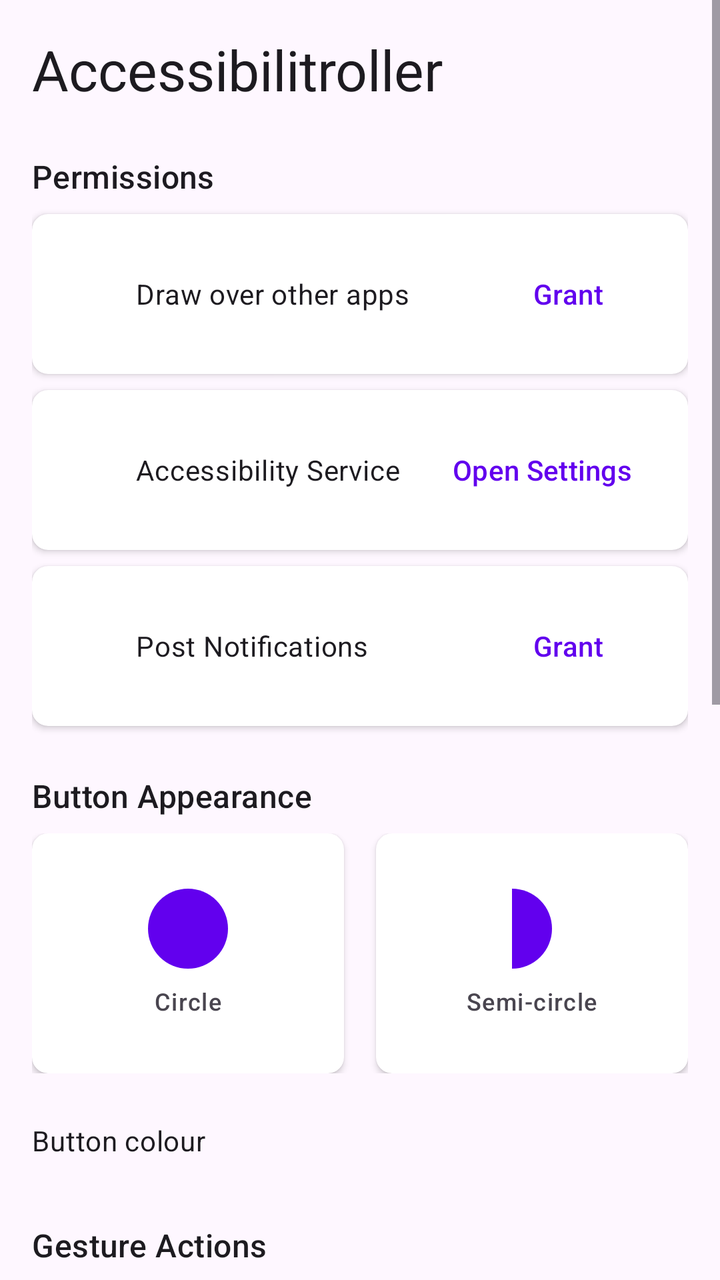
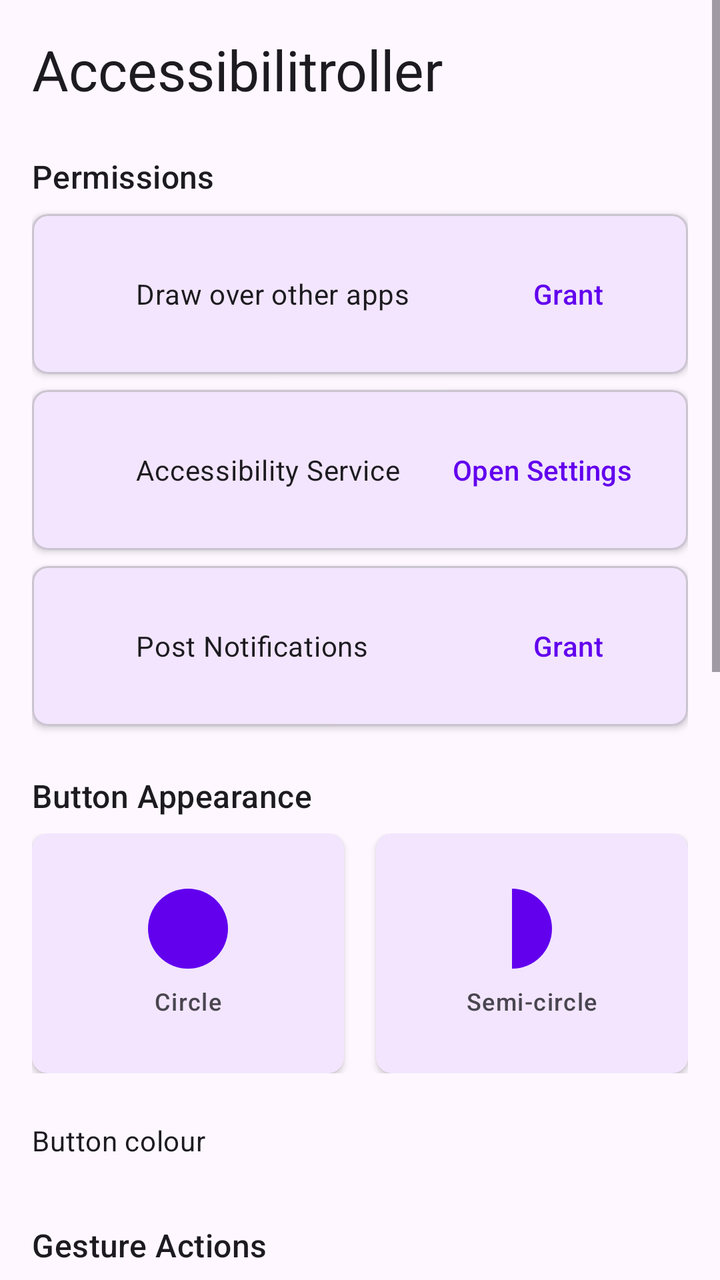

An Android layout rendered at two revisions. The XML below is the earlier revision; the diff shows what the commit changed to produce the second picture.
<!-- AndroidManifest.xml: application theme Theme.Accessibilitroller -->
<!-- res/layout/activity_main.xml -->
<?xml version="1.0" encoding="utf-8"?>
<ScrollView xmlns:android="http://schemas.android.com/apk/res/android"
    xmlns:app="http://schemas.android.com/apk/res-auto"
    android:layout_width="match_parent"
    android:layout_height="match_parent"
    android:fillViewport="true">

    <LinearLayout
        android:layout_width="match_parent"
        android:layout_height="wrap_content"
        android:orientation="vertical"
        android:padding="16dp">

        <TextView
            android:layout_width="wrap_content"
            android:layout_height="wrap_content"
            android:text="@string/app_name"
            android:textAppearance="@style/TextAppearance.Material3.HeadlineMedium"
            android:layout_marginBottom="24dp" />

        
        <TextView
            android:layout_width="wrap_content"
            android:layout_height="wrap_content"
            android:text="@string/section_permissions"
            android:textAppearance="@style/TextAppearance.Material3.TitleMedium"
            android:layout_marginBottom="8dp" />

        <androidx.cardview.widget.CardView
            android:layout_width="match_parent"
            android:layout_height="wrap_content"
            android:layout_marginBottom="8dp"
            app:cardElevation="2dp"
            app:cardCornerRadius="8dp">
            <LinearLayout
                android:layout_width="match_parent"
                android:layout_height="wrap_content"
                android:orientation="horizontal"
                android:padding="16dp"
                android:gravity="center_vertical">
                <ImageView
                    android:id="@+id/iv_overlay_status"
                    android:layout_width="24dp"
                    android:layout_height="24dp"
                    android:contentDescription="@null" />
                <TextView
                    android:layout_width="0dp"
                    android:layout_height="wrap_content"
                    android:layout_weight="1"
                    android:layout_marginStart="12dp"
                    android:text="@string/permission_overlay_title"
                    android:textAppearance="@style/TextAppearance.Material3.BodyMedium" />
                <com.google.android.material.button.MaterialButton
                    android:id="@+id/btn_overlay_grant"
                    style="@style/Widget.Material3.Button.TextButton"
                    android:layout_width="wrap_content"
                    android:layout_height="wrap_content"
                    android:text="@string/grant" />
            </LinearLayout>
        </androidx.cardview.widget.CardView>

        <androidx.cardview.widget.CardView
            android:layout_width="match_parent"
            android:layout_height="wrap_content"
            android:layout_marginBottom="8dp"
            app:cardElevation="2dp"
            app:cardCornerRadius="8dp">
            <LinearLayout
                android:layout_width="match_parent"
                android:layout_height="wrap_content"
                android:orientation="horizontal"
                android:padding="16dp"
                android:gravity="center_vertical">
                <ImageView
                    android:id="@+id/iv_accessibility_status"
                    android:layout_width="24dp"
                    android:layout_height="24dp"
                    android:contentDescription="@null" />
                <TextView
                    android:layout_width="0dp"
                    android:layout_height="wrap_content"
                    android:layout_weight="1"
                    android:layout_marginStart="12dp"
                    android:text="@string/permission_accessibility_title"
                    android:textAppearance="@style/TextAppearance.Material3.BodyMedium" />
                <com.google.android.material.button.MaterialButton
                    android:id="@+id/btn_accessibility_grant"
                    style="@style/Widget.Material3.Button.TextButton"
                    android:layout_width="wrap_content"
                    android:layout_height="wrap_content"
                    android:text="@string/open_settings" />
            </LinearLayout>
        </androidx.cardview.widget.CardView>

        <androidx.cardview.widget.CardView
            android:layout_width="match_parent"
            android:layout_height="wrap_content"
            android:layout_marginBottom="24dp"
            app:cardElevation="2dp"
            app:cardCornerRadius="8dp">
            <LinearLayout
                android:layout_width="match_parent"
                android:layout_height="wrap_content"
                android:orientation="horizontal"
                android:padding="16dp"
                android:gravity="center_vertical">
                <ImageView
                    android:id="@+id/iv_notification_status"
                    android:layout_width="24dp"
                    android:layout_height="24dp"
                    android:contentDescription="@null" />
                <TextView
                    android:layout_width="0dp"
                    android:layout_height="wrap_content"
                    android:layout_weight="1"
                    android:layout_marginStart="12dp"
                    android:text="@string/permission_notifications_title"
                    android:textAppearance="@style/TextAppearance.Material3.BodyMedium" />
                <com.google.android.material.button.MaterialButton
                    android:id="@+id/btn_notification_grant"
                    style="@style/Widget.Material3.Button.TextButton"
                    android:layout_width="wrap_content"
                    android:layout_height="wrap_content"
                    android:text="@string/grant" />
            </LinearLayout>
        </androidx.cardview.widget.CardView>

        
        <TextView
            android:layout_width="wrap_content"
            android:layout_height="wrap_content"
            android:text="@string/section_button_appearance"
            android:textAppearance="@style/TextAppearance.Material3.TitleMedium"
            android:layout_marginBottom="8dp" />

        <LinearLayout
            android:layout_width="match_parent"
            android:layout_height="wrap_content"
            android:orientation="horizontal"
            android:layout_marginBottom="24dp">

            <androidx.cardview.widget.CardView
                android:id="@+id/card_circle"
                android:layout_width="0dp"
                android:layout_height="120dp"
                android:layout_weight="1"
                android:layout_marginEnd="8dp"
                android:clickable="true"
                android:focusable="true"
                app:cardElevation="2dp"
                app:cardCornerRadius="8dp">
                <LinearLayout
                    android:layout_width="match_parent"
                    android:layout_height="match_parent"
                    android:orientation="vertical"
                    android:gravity="center"
                    android:padding="12dp">
                    <View
                        android:layout_width="40dp"
                        android:layout_height="40dp"
                        android:background="@drawable/preview_circle"
                        android:layout_marginBottom="8dp" />
                    <TextView
                        android:layout_width="wrap_content"
                        android:layout_height="wrap_content"
                        android:text="@string/style_circle"
                        android:textAppearance="@style/TextAppearance.Material3.LabelMedium" />
                </LinearLayout>
            </androidx.cardview.widget.CardView>

            <androidx.cardview.widget.CardView
                android:id="@+id/card_semicircle"
                android:layout_width="0dp"
                android:layout_height="120dp"
                android:layout_weight="1"
                android:layout_marginStart="8dp"
                android:clickable="true"
                android:focusable="true"
                app:cardElevation="2dp"
                app:cardCornerRadius="8dp">
                <LinearLayout
                    android:layout_width="match_parent"
                    android:layout_height="match_parent"
                    android:orientation="vertical"
                    android:gravity="center"
                    android:padding="12dp">
                    <View
                        android:layout_width="20dp"
                        android:layout_height="40dp"
                        android:background="@drawable/preview_semicircle"
                        android:layout_marginBottom="8dp" />
                    <TextView
                        android:layout_width="wrap_content"
                        android:layout_height="wrap_content"
                        android:text="@string/style_semicircle"
                        android:textAppearance="@style/TextAppearance.Material3.LabelMedium" />
                </LinearLayout>
            </androidx.cardview.widget.CardView>
        </LinearLayout>

        <TextView
            android:layout_width="wrap_content"
            android:layout_height="wrap_content"
            android:text="@string/button_color_label"
            android:textAppearance="@style/TextAppearance.Material3.BodyMedium"
            android:layout_marginBottom="8dp" />

        <LinearLayout
            android:id="@+id/color_swatch_row"
            android:layout_width="match_parent"
            android:layout_height="wrap_content"
            android:orientation="horizontal"
            android:layout_marginBottom="24dp" />

        
        <TextView
            android:layout_width="wrap_content"
            android:layout_height="wrap_content"
            android:text="@string/section_gesture_actions"
            android:textAppearance="@style/TextAppearance.Material3.TitleMedium"
            android:layout_marginBottom="8dp" />

        <LinearLayout
            android:layout_width="match_parent"
            android:layout_height="wrap_content"
            android:orientation="vertical"
            android:layout_marginBottom="24dp">

            <LinearLayout
                android:layout_width="match_parent"
                android:layout_height="48dp"
                android:orientation="horizontal"
                android:gravity="center_vertical">
                <TextView
                    android:layout_width="0dp"
                    android:layout_height="wrap_content"
                    android:layout_weight="1"
                    android:text="@string/gesture_single_press"
                    android:textAppearance="@style/TextAppearance.Material3.BodyMedium" />
                <Spinner
                    android:id="@+id/spinner_single"
                    android:layout_width="wrap_content"
                    android:layout_height="wrap_content" />
            </LinearLayout>

            <LinearLayout
                android:layout_width="match_parent"
                android:layout_height="48dp"
                android:orientation="horizontal"
                android:gravity="center_vertical">
                <TextView
                    android:layout_width="0dp"
                    android:layout_height="wrap_content"
                    android:layout_weight="1"
                    android:text="@string/gesture_double_press"
                    android:textAppearance="@style/TextAppearance.Material3.BodyMedium" />
                <Spinner
                    android:id="@+id/spinner_double"
                    android:layout_width="wrap_content"
                    android:layout_height="wrap_content" />
            </LinearLayout>

            <LinearLayout
                android:layout_width="match_parent"
                android:layout_height="48dp"
                android:orientation="horizontal"
                android:gravity="center_vertical">
                <TextView
                    android:layout_width="0dp"
                    android:layout_height="wrap_content"
                    android:layout_weight="1"
                    android:text="@string/gesture_press_hold"
                    android:textAppearance="@style/TextAppearance.Material3.BodyMedium" />
                <Spinner
                    android:id="@+id/spinner_hold"
                    android:layout_width="wrap_content"
                    android:layout_height="wrap_content" />
            </LinearLayout>

            <LinearLayout
                android:layout_width="match_parent"
                android:layout_height="48dp"
                android:orientation="horizontal"
                android:gravity="center_vertical">
                <TextView
                    android:layout_width="0dp"
                    android:layout_height="wrap_content"
                    android:layout_weight="1"
                    android:text="@string/gesture_double_hold"
                    android:textAppearance="@style/TextAppearance.Material3.BodyMedium" />
                <Spinner
                    android:id="@+id/spinner_double_hold"
                    android:layout_width="wrap_content"
                    android:layout_height="wrap_content" />
            </LinearLayout>
        </LinearLayout>

        
        <TextView
            android:layout_width="wrap_content"
            android:layout_height="wrap_content"
            android:text="@string/section_tts"
            android:textAppearance="@style/TextAppearance.Material3.TitleMedium"
            android:layout_marginBottom="8dp" />

        <LinearLayout
            android:layout_width="match_parent"
            android:layout_height="48dp"
            android:orientation="horizontal"
            android:gravity="center_vertical"
            android:layout_marginBottom="24dp">
            <TextView
                android:layout_width="0dp"
                android:layout_height="wrap_content"
                android:layout_weight="1"
                android:text="@string/tts_voice_label"
                android:textAppearance="@style/TextAppearance.Material3.BodyMedium" />
            <Spinner
                android:id="@+id/spinner_tts_voice"
                android:layout_width="wrap_content"
                android:layout_height="wrap_content" />
        </LinearLayout>

        <com.google.android.material.switchmaterial.SwitchMaterial
            android:id="@+id/switch_speak_auto_disable"
            android:layout_width="match_parent"
            android:layout_height="wrap_content"
            android:text="@string/speak_auto_disable_label"
            android:layout_marginTop="4dp"
            android:layout_marginBottom="8dp" />

        <com.google.android.material.switchmaterial.SwitchMaterial
            android:id="@+id/switch_highlight_enabled"
            android:layout_width="match_parent"
            android:layout_height="wrap_content"
            android:text="@string/highlight_enabled_label"
            android:layout_marginBottom="16dp" />

        
        <com.google.android.material.switchmaterial.SwitchMaterial
            android:id="@+id/switch_service"
            android:layout_width="match_parent"
            android:layout_height="wrap_content"
            android:text="@string/toggle_label"
            android:textAppearance="@style/TextAppearance.Material3.TitleMedium"
            android:layout_marginBottom="16dp" />

    </LinearLayout>
</ScrollView>
<!-- resources referenced by this layout -->
<resources>
  <!-- drawable preview_circle (drawable) -->
  <?xml version="1.0" encoding="utf-8"?>
  <shape xmlns:android="http://schemas.android.com/apk/res/android"
      android:shape="oval">
      <solid android:color="@color/colorPrimary" />
  </shape>
  <!-- drawable preview_semicircle (drawable) -->
  <?xml version="1.0" encoding="utf-8"?>
  <shape xmlns:android="http://schemas.android.com/apk/res/android"
      android:shape="rectangle">
      <solid android:color="@color/colorPrimary" />
      <corners
          android:topRightRadius="20dp"
          android:bottomRightRadius="20dp" />
  </shape>
  <string name="app_name">Accessibilitroller</string>
  <string name="button_color_label">Button colour</string>
  <string name="gesture_double_hold">Double press and hold</string>
  <string name="gesture_double_press">Double press</string>
  <string name="gesture_press_hold">Press and hold</string>
  <string name="gesture_single_press">Single press</string>
  <string name="grant">Grant</string>
  <string name="highlight_enabled_label">Highlight focused element</string>
  <string name="open_settings">Open Settings</string>
  <string name="permission_accessibility_title">Accessibility Service</string>
  <string name="permission_notifications_title">Post Notifications</string>
  <string name="permission_overlay_title">Draw over other apps</string>
  <string name="section_button_appearance">Button Appearance</string>
  <string name="section_gesture_actions">Gesture Actions</string>
  <string name="section_permissions">Permissions</string>
  <string name="section_tts">Text-to-Speech</string>
  <string name="speak_auto_disable_label">Disable speak mode when finger lifts</string>
  <string name="style_circle">Circle</string>
  <string name="style_semicircle">Semi-circle</string>
  <string name="toggle_label">Floating Button Active</string>
  <string name="tts_voice_label">Engine</string>
  <style name="Theme.Accessibilitroller" parent="Theme.Material3.DayNight.NoActionBar">
          <item name="colorPrimary">@color/colorPrimary</item>
          <item name="colorPrimaryVariant">@color/colorPrimaryVariant</item>
          <item name="colorOnPrimary">@color/colorOnPrimary</item>
          <item name="colorSecondary">@color/colorSecondary</item>
          <item name="colorOnSecondary">@color/colorOnSecondary</item>
          <item name="colorError">@color/colorError</item>
      </style>
  <color name="colorPrimary">#6200EE</color>
  <color name="colorPrimaryVariant">#3700B3</color>
  <color name="colorOnPrimary">#FFFFFF</color>
  <color name="colorSecondary">#03DAC6</color>
  <color name="colorOnSecondary">#000000</color>
  <color name="colorError">#B00020</color>
</resources>

<!-- the commit's change to res/layout/activity_main.xml (unified diff, before → after) -->
@@ -26,7 +26,7 @@
             android:textAppearance="@style/TextAppearance.Material3.TitleMedium"
             android:layout_marginBottom="8dp" />
 
-        <androidx.cardview.widget.CardView
+        <com.google.android.material.card.MaterialCardView
             android:layout_width="match_parent"
             android:layout_height="wrap_content"
             android:layout_marginBottom="8dp"
@@ -57,9 +57,9 @@
                     android:layout_height="wrap_content"
                     android:text="@string/grant" />
             </LinearLayout>
-        </androidx.cardview.widget.CardView>
-
-        <androidx.cardview.widget.CardView
+        </com.google.android.material.card.MaterialCardView>
+
+        <com.google.android.material.card.MaterialCardView
             android:layout_width="match_parent"
             android:layout_height="wrap_content"
             android:layout_marginBottom="8dp"
@@ -90,9 +90,9 @@
                     android:layout_height="wrap_content"
                     android:text="@string/open_settings" />
             </LinearLayout>
-        </androidx.cardview.widget.CardView>
-
-        <androidx.cardview.widget.CardView
+        </com.google.android.material.card.MaterialCardView>
+
+        <com.google.android.material.card.MaterialCardView
             android:layout_width="match_parent"
             android:layout_height="wrap_content"
             android:layout_marginBottom="24dp"
@@ -123,7 +123,7 @@
                     android:layout_height="wrap_content"
                     android:text="@string/grant" />
             </LinearLayout>
-        </androidx.cardview.widget.CardView>
+        </com.google.android.material.card.MaterialCardView>
 
         
         <TextView
@@ -139,7 +139,7 @@
             android:orientation="horizontal"
             android:layout_marginBottom="24dp">
 
-            <androidx.cardview.widget.CardView
+            <com.google.android.material.card.MaterialCardView
                 android:id="@+id/card_circle"
                 android:layout_width="0dp"
                 android:layout_height="120dp"
@@ -148,7 +148,8 @@
                 android:clickable="true"
                 android:focusable="true"
                 app:cardElevation="2dp"
-                app:cardCornerRadius="8dp">
+                app:cardCornerRadius="8dp"
+                app:strokeWidth="0dp">
                 <LinearLayout
                     android:layout_width="match_parent"
                     android:layout_height="match_parent"
@@ -166,9 +167,9 @@
                         android:text="@string/style_circle"
                         android:textAppearance="@style/TextAppearance.Material3.LabelMedium" />
                 </LinearLayout>
-            </androidx.cardview.widget.CardView>
-
-            <androidx.cardview.widget.CardView
+            </com.google.android.material.card.MaterialCardView>
+
+            <com.google.android.material.card.MaterialCardView
                 android:id="@+id/card_semicircle"
                 android:layout_width="0dp"
                 android:layout_height="120dp"
@@ -177,7 +178,8 @@
                 android:clickable="true"
                 android:focusable="true"
                 app:cardElevation="2dp"
-                app:cardCornerRadius="8dp">
+                app:cardCornerRadius="8dp"
+                app:strokeWidth="0dp">
                 <LinearLayout
                     android:layout_width="match_parent"
                     android:layout_height="match_parent"
@@ -195,7 +197,7 @@
                         android:text="@string/style_semicircle"
                         android:textAppearance="@style/TextAppearance.Material3.LabelMedium" />
                 </LinearLayout>
-            </androidx.cardview.widget.CardView>
+            </com.google.android.material.card.MaterialCardView>
         </LinearLayout>
 
         <TextView
@@ -334,6 +336,13 @@
             android:layout_width="match_parent"
             android:layout_height="wrap_content"
             android:text="@string/highlight_enabled_label"
+            android:layout_marginBottom="8dp" />
+
+        <com.google.android.material.switchmaterial.SwitchMaterial
+            android:id="@+id/switch_read_backgrounds"
+            android:layout_width="match_parent"
+            android:layout_height="wrap_content"
+            android:text="@string/read_backgrounds_label"
             android:layout_marginBottom="16dp" />
 
         
<!-- resource entries referenced after the edit -->
@@ -27,6 +27,7 @@
   <string name="permission_accessibility_title">Accessibility Service</string>
   <string name="permission_notifications_title">Post Notifications</string>
   <string name="permission_overlay_title">Draw over other apps</string>
+  <string name="read_backgrounds_label">Read background elements</string>
   <string name="section_button_appearance">Button Appearance</string>
   <string name="section_gesture_actions">Gesture Actions</string>
   <string name="section_permissions">Permissions</string>
